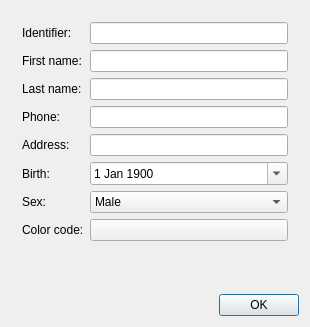
First picture: the form in src/View/Widgets/PatientFormDialog.ui, repository thefinalcutbg/QDento, before the edit.
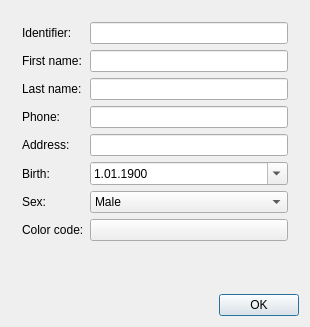
Second picture: the form after the edit. Custom widgets are drawn as their Qt base class.

Commit message: birth date field fix

What changed in the file:
```diff
--- a/src/View/Widgets/PatientFormDialog.ui
+++ b/src/View/Widgets/PatientFormDialog.ui
@@ -149,7 +149,7 @@
         </property>
         <property name="maximumDateTime">
          <datetime>
-          <hour>5</hour>
+          <hour>23</hour>
           <minute>59</minute>
           <second>59</second>
           <year>9999</year>
@@ -164,6 +164,9 @@
           <day>1</day>
          </date>
         </property>
+        <property name="displayFormat">
+         <string>d.MM.yyyy</string>
+        </property>
         <property name="calendarPopup">
          <bool>true</bool>
         </property>
```
The commit also changes 1 other file.
